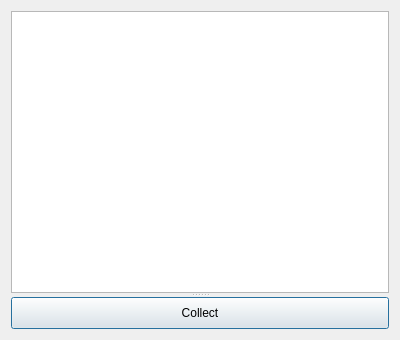
This is collect.ui in spmno/Aside as Qt 5 draws it before an edit. The edited form follows.
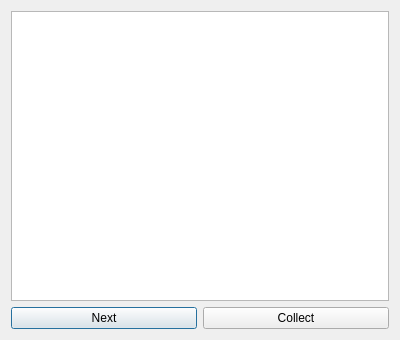
This is the edited form.

What changed in the file:
```diff
--- a/collect.ui
+++ b/collect.ui
@@ -13,19 +13,27 @@
   <property name="windowTitle">
    <string>Collect</string>
   </property>
-  <layout class="QGridLayout" name="gridLayout">
-   <item row="0" column="0">
-    <widget class="QSplitter" name="splitter">
-     <property name="orientation">
-      <enum>Qt::Vertical</enum>
-     </property>
-     <widget class="QTextEdit" name="collectionEdit"/>
-     <widget class="QPushButton" name="pushButton">
-      <property name="text">
-       <string>Collect</string>
-      </property>
-     </widget>
-    </widget>
+  <layout class="QVBoxLayout" name="verticalLayout">
+   <item>
+    <widget class="QTextEdit" name="collectionEdit"/>
+   </item>
+   <item>
+    <layout class="QHBoxLayout" name="horizontalLayout">
+     <item>
+      <widget class="QPushButton" name="nextButton_">
+       <property name="text">
+        <string>Next</string>
+       </property>
+      </widget>
+     </item>
+     <item>
+      <widget class="QPushButton" name="collectButton_">
+       <property name="text">
+        <string>Collect</string>
+       </property>
+      </widget>
+     </item>
+    </layout>
    </item>
   </layout>
  </widget>
```
Left out of the diff: 23 changed lines with no effect on the pictures.
